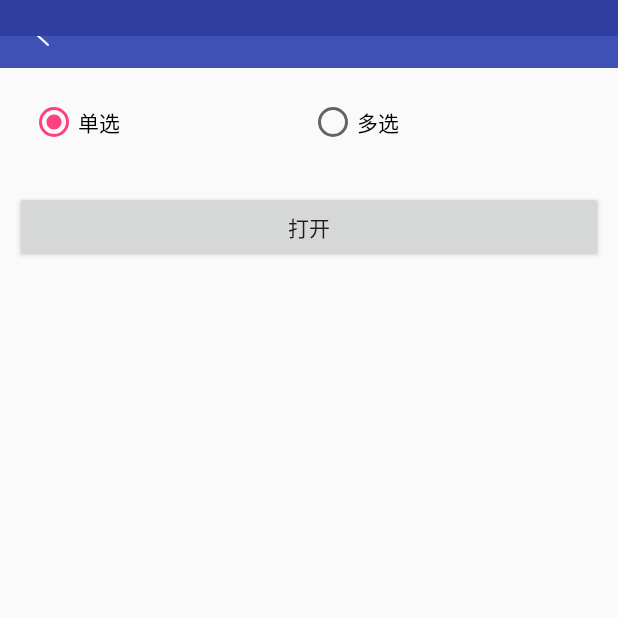
After one commit to lishide/BaseAndroidDev, an Android app: the GalleryActivity screen opened directly, with no data from a screen before it, on a phone screen of 412 x 824 dp, the top half of it. The commit adds this screen. Run offline under Robolectric (Android 15) with nearby library versions, the phone set to English and light mode, and no system bars; libraries missing offline, so code that uses them is left out: cn.finalteam.rxgalleryfinal.

Commit message:
图片/视频文件选择器

```diff
--- a/app/build.gradle
+++ b/app/build.gradle
@@ -5,7 +5,7 @@ android {
     buildToolsVersion "24.0.3"
     defaultConfig {
         applicationId "com.example.dev"
-        minSdkVersion 15
+        minSdkVersion 16
         targetSdkVersion 24
         versionCode 1
         versionName "1.0"
--- /dev/null
+++ b/app/src/main/java/com/example/dev/activity/GalleryActivity.java
@@ -0,0 +1,100 @@
+package com.example.dev.activity;
+
+import android.os.Bundle;
+import android.view.View;
+import android.widget.Button;
+import android.widget.RadioButton;
+import android.widget.TextView;
+
+import com.base.adev.activity.BaseActivity;
+import com.example.dev.R;
+
+import cn.finalteam.rxgalleryfinal.RxGalleryFinal;
+import cn.finalteam.rxgalleryfinal.bean.MediaBean;
+import cn.finalteam.rxgalleryfinal.imageloader.ImageLoaderType;
+import cn.finalteam.rxgalleryfinal.rxbus.RxBusResultSubscriber;
+import cn.finalteam.rxgalleryfinal.rxbus.event.ImageMultipleResultEvent;
+import cn.finalteam.rxgalleryfinal.rxbus.event.ImageRadioResultEvent;
+
+public class GalleryActivity extends BaseActivity {
+    private String title;
+
+    private Button mBtnOpen;
+    private RadioButton mRbRadio;
+    private RadioButton mRbMulti;
+    private TextView tvPicResEvent;
+
+    @Override
+    protected void initContentView(Bundle bundle) {
+        setContentView(R.layout.activity_gallery);
+    }
+
+    @Override
+    protected void initView() {
+        mBtnOpen = (Button) findViewById(R.id.btn_open);
+        mRbRadio = (RadioButton) findViewById(R.id.rb_radio);
+        mRbMulti = (RadioButton) findViewById(R.id.rb_multi);
+        tvPicResEvent = (TextView) findViewById(R.id.tv_picResEvent);
+    }
+
+    @Override
+    protected void initLogic() {
+        setTitle(title);
+
+        mBtnOpen.setOnClickListener(new View.OnClickListener() {
+            @Override
+            public void onClick(View v) {
+                if (mRbRadio.isChecked()) {
+                    RxGalleryFinal
+                            .with(GalleryActivity.this)
+                            .image()
+                            .radio()
+                            .crop()
+                            .imageLoader(ImageLoaderType.GLIDE)
+                            .subscribe(new RxBusResultSubscriber<ImageRadioResultEvent>() {
+                                @Override
+                                protected void onEvent(ImageRadioResultEvent imageRadioResultEvent)
+                                        throws Exception {
+                                    tvPicResEvent.setText("原始路径：\n"
+                                            + imageRadioResultEvent.getResult().getOriginalPath()
+                                            + "");
+                                }
+                            })
+                            .openGallery();
+                } else {
+                    RxGalleryFinal
+                            .with(GalleryActivity.this)
+                            .image()
+                            .multiple()
+                            .maxSize(8)
+                            .imageLoader(ImageLoaderType.GLIDE)
+                            .subscribe(new RxBusResultSubscriber<ImageMultipleResultEvent>() {
+                                @Override
+                                protected void onEvent(ImageMultipleResultEvent imageMultipleResultEvent)
+                                        throws Exception {
+                                    /**
+                                     * 这里使用foreach获取了所有图片的原始路径，
+                                     * 根据项目需求分别获取单个图片路径。
+                                     */
+                                    String multiOriPath = "";
+                                    for (MediaBean mediaBean : imageMultipleResultEvent.getResult()) {
+                                        multiOriPath += mediaBean.getOriginalPath() + "；\n";
+                                    }
+                                    tvPicResEvent.setText("已选择"
+                                            + imageMultipleResultEvent.getResult().size()
+                                            + "张图片，原始路径分别为：\n" + multiOriPath);
+                                }
+                            })
+                            .openGallery();
+                }
+            }
+        });
+
+    }
+
+    @Override
+    protected void getBundleExtras(Bundle extras) {
+        title = extras.getString("title");
+    }
+
+}
--- a/app/src/main/java/com/example/dev/fragment/HomeFragment.java
+++ b/app/src/main/java/com/example/dev/fragment/HomeFragment.java
@@ -13,6 +13,7 @@ import com.base.adev.fragment.BaseFragment;
 import com.example.dev.R;
 import com.example.dev.activity.CityPickerActivity;
 import com.example.dev.activity.CoverFlowDemoActivity;
+import com.example.dev.activity.GalleryActivity;
 import com.example.dev.activity.LikeIosDialogActivity;
 import com.example.dev.activity.TextDemoActivity;
 import com.example.dev.adapter.MainWidgetAdapter;
@@ -75,6 +76,10 @@ public class HomeFragment extends BaseFragment {
                         bundle.putString("title", getString(R.string.text_city_picker));
                         readyGo(CityPickerActivity.class, bundle);
                         break;
+                    case 4:
+                        bundle.putString("title", getString(R.string.text_gallery));
+                        readyGo(GalleryActivity.class, bundle);
+                        break;
                 }
             }
         });
--- /dev/null
+++ b/app/src/main/res/layout/activity_gallery.xml
@@ -0,0 +1,46 @@
+<?xml version="1.0" encoding="utf-8"?>
+<LinearLayout
+    xmlns:android="http://schemas.android.com/apk/res/android"
+    android:layout_width="match_parent"
+    android:layout_height="match_parent"
+    android:orientation="vertical">
+
+    <include layout="@layout/layout_toolbar"/>
+
+    <RadioGroup
+        android:layout_width="match_parent"
+        android:layout_height="wrap_content"
+        android:layout_margin="20dp"
+        android:orientation="horizontal">
+
+        <RadioButton
+            android:id="@+id/rb_radio"
+            android:layout_width="0dp"
+            android:layout_height="wrap_content"
+            android:layout_weight="1"
+            android:checked="true"
+            android:text="@string/text_single"/>
+
+        <RadioButton
+            android:id="@+id/rb_multi"
+            android:layout_width="0dp"
+            android:layout_height="wrap_content"
+            android:layout_weight="1"
+            android:text="@string/text_multi"/>
+    </RadioGroup>
+
+    <Button
+        android:id="@+id/btn_open"
+        android:layout_width="match_parent"
+        android:layout_height="wrap_content"
+        android:layout_margin="10dp"
+        android:text="@string/text_open"/>
+
+    <TextView
+        android:id="@+id/tv_picResEvent"
+        android:layout_width="wrap_content"
+        android:layout_height="wrap_content"
+        android:layout_margin="10dp"
+        android:textColor="@android:color/black"
+        android:textSize="18sp"/>
+</LinearLayout>
--- a/app/src/main/res/values/array.xml
+++ b/app/src/main/res/values/array.xml
@@ -5,6 +5,7 @@
         <item>CoverFlow示例</item>
         <item>仿iOS的Dialog</item>
         <item>省市区三级联动</item>
+        <item>图片/视频文件选择器</item>
     </string-array>
 
     <string-array name="main_item_des">
@@ -12,5 +13,6 @@
         <item>参考ImageCoverFlow-master修改的，使用方法与LIST一样，设置相应的控件、修改imageCoverFlow布局的参数即可。</item>
         <item>仿iOS的Dialog示例</item>
         <item>CityPicker 高仿iOS 滚轮实现 省市区 城市选择三级联动</item>
+        <item>支持多选、单选、拍摄和裁剪，主题可自定义，无强制绑定第三方图片加载器。</item>
     </string-array>
 </resources>
--- a/app/src/main/res/values/strings.xml
+++ b/app/src/main/res/values/strings.xml
@@ -14,5 +14,9 @@
     <string name="text_city_picker">省市区三级联动</string>
     <string name="text_picker_tip">选择省市区</string>
     <string name="text_picker_res">选择结果：</string>
+    <string name="text_gallery">图片/视频文件选择器</string>
+    <string name="text_open">打开</string>
+    <string name="text_single">单选</string>
+    <string name="text_multi">多选</string>
 
 </resources>
--- a/app/src/main/res/values/styles.xml
+++ b/app/src/main/res/values/styles.xml
@@ -10,5 +10,10 @@
         <item name="android:clipToPadding">true</item>
         <item name="android:fitsSystemWindows">true</item>
     </style>
-
+    <!--图片选择器界面使用主题1-->
+    <style name="Theme_Light" parent="Theme.AppCompat.Light.NoActionBar">
+        <!--<item name="gallery_ucrop_title_text">@string/gallery_ucrop_menu_crop</item>-->
+    </style>
+    <!--图片选择器界面使用主题2-->
+    <style name="Theme_Light.Default"/>
 </resources>
--- a/base-android-dev/build.gradle
+++ b/base-android-dev/build.gradle
@@ -38,4 +38,6 @@ dependencies {
     compile 'com.github.bumptech.glide:glide:3.7.0'
     //省市区三级联动
     compile 'liji.library.dev:citypickerview:0.9.0'
+    //图片/视频文件选择器
+    compile 'cn.finalteam.rxgalleryfinal:library:0.0.3'
 }
```
Also changed, not shown: app/src/main/AndroidManifest.xml (+19 -0 lines).
